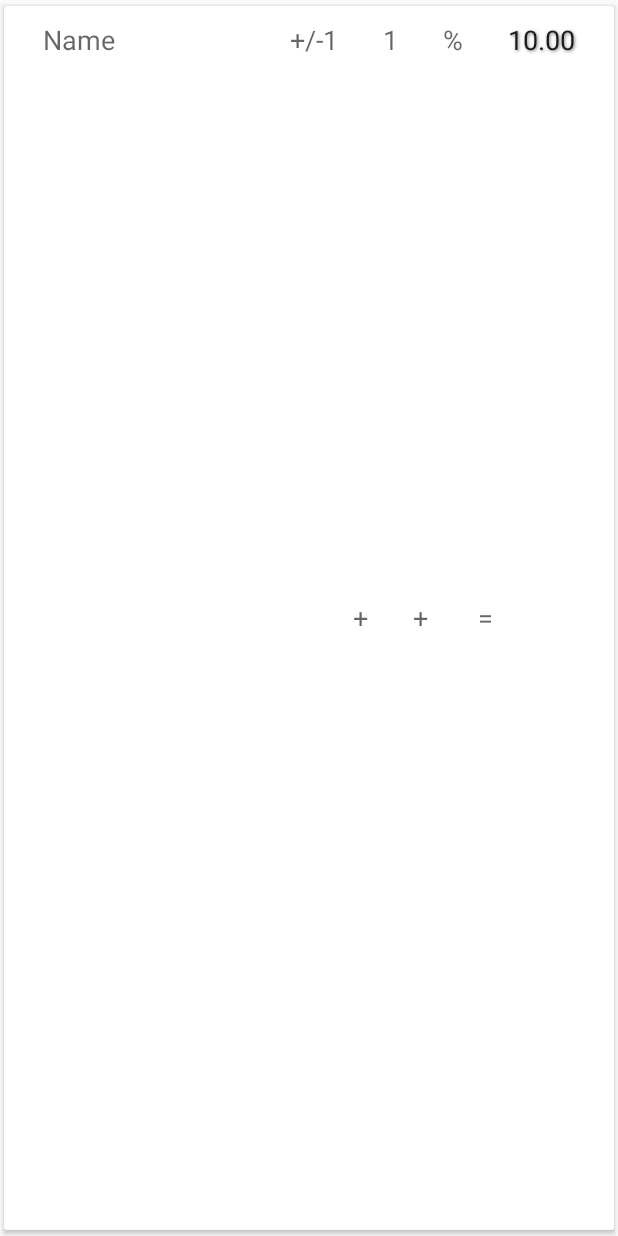
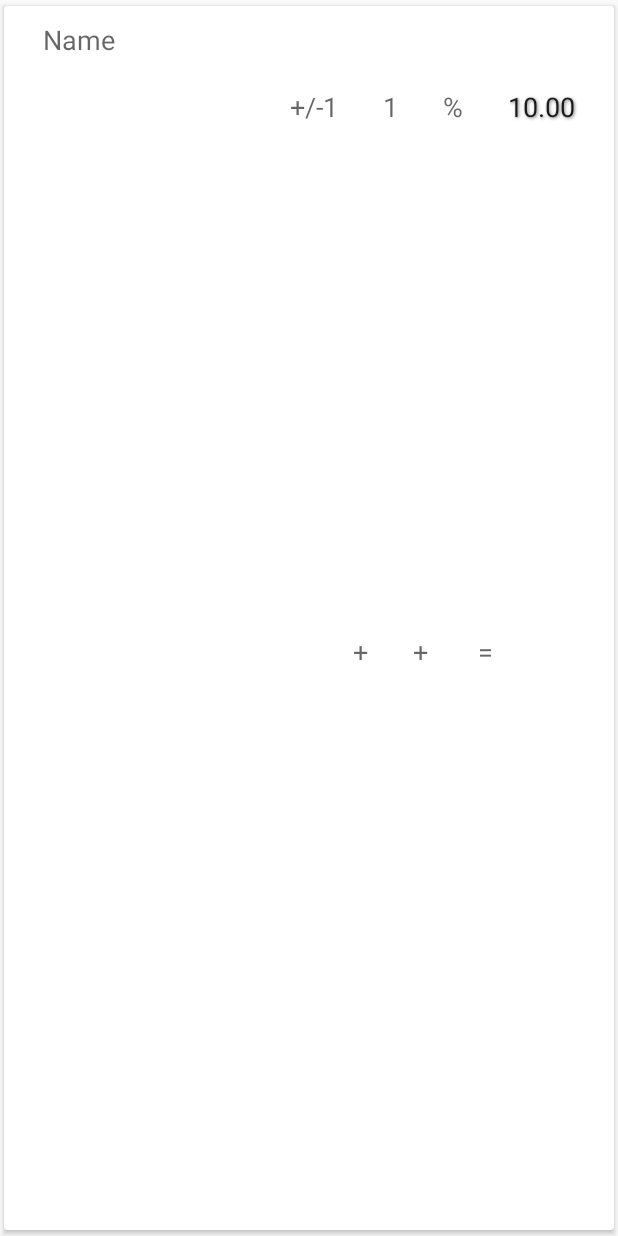
Before and after one commit to lamellama/Bilbo, an Android app: the layout text_row_item.xml on its own in the app's theme, with its tools: preview values and no code run, on a phone screen of 412 x 824 dp. Run offline under Robolectric (Android 15) with nearby library versions, the phone set to English and light mode, and no system bars.

Commit message:
row item layout fixed for longer name

```diff
--- a/app/src/main/java/bilbo/arunwebnerd/com/bilbo/ItemCalculator.java
+++ b/app/src/main/java/bilbo/arunwebnerd/com/bilbo/ItemCalculator.java
@@ -9,7 +9,7 @@ import android.content.Context;
 public class ItemCalculator
 {
 
-	private int MAX_NAME_LENGTH = 18;
+	private int MAX_NAME_LENGTH = 36;
 	private final static String TAG = "ItemCalculator";
 	private ArrayList<PerPersonValue> ppValues;
 	private HashMap<Integer, List<Integer>> groupIndexMap;
--- a/app/src/main/res/layout/first_frag.xml
+++ b/app/src/main/res/layout/first_frag.xml
@@ -33,6 +33,7 @@
 				android:layout_height="wrap_content"
 				android:inputType="numberDecimal"
 				android:hint="@string/total_prompt"
+				android:singleLine="true"
 				android:ems="10"/>
 
 		</TableRow>
--- a/app/src/main/res/layout/text_row_item.xml
+++ b/app/src/main/res/layout/text_row_item.xml
@@ -11,13 +11,17 @@
 	android:layout_height="wrap_content"
 	app:contentPadding="0dp"
 	app:cardUseCompatPadding="true">
-
-	<RelativeLayout
+	<LinearLayout
+		android:orientation="vertical"
 		android:layout_width="match_parent"
 		android:layout_height="match_parent"
+		>
+	<RelativeLayout
+		android:id="@+id/rlLeft"
+		android:layout_width="match_parent"
+		android:layout_height="wrap_content"
 		android:layout_marginLeft="@dimen/margin_medium"
 		android:layout_marginRight="@dimen/margin_medium">
-
 		<EditText
 			android:id="@+id/etName"
 			android:layout_height="wrap_content"
@@ -26,7 +30,19 @@
 			android:padding="@dimen/list_item_view_margin"
 			android:background="@android:color/transparent"
 			android:inputType="textFilter|textPersonName"
+			android:maxLength="36"
+			android:singleLine="true"
 			android:layout_alignParentLeft="true"/>
+
+	</RelativeLayout>/
+
+	<RelativeLayout
+		android:layout_width="match_parent"
+		android:layout_height="wrap_content"
+		android:layout_marginLeft="@dimen/margin_medium"
+		android:layout_marginRight="@dimen/margin_medium">
+
+
 		<TextView
 			android:id="@+id/tvTotalB"
 			android:layout_width="wrap_content"
@@ -34,8 +50,10 @@
 			android:text="10.00"
 			android:padding="@dimen/list_item_view_margin"
 			android:textAppearance="@style/strongFont"
+
 			android:layout_alignParentRight="true"
 			/>
+
 		<TextView
 			android:id="@+id/tvEquals"
 			android:layout_width="wrap_content"
@@ -83,7 +101,7 @@
 			android:text="+/-1"/>
 	</RelativeLayout>
 
-
+	</LinearLayout>
 	<View
 		android:id="@+id/selected_overlay"
 		android:layout_width="match_parent"
```
